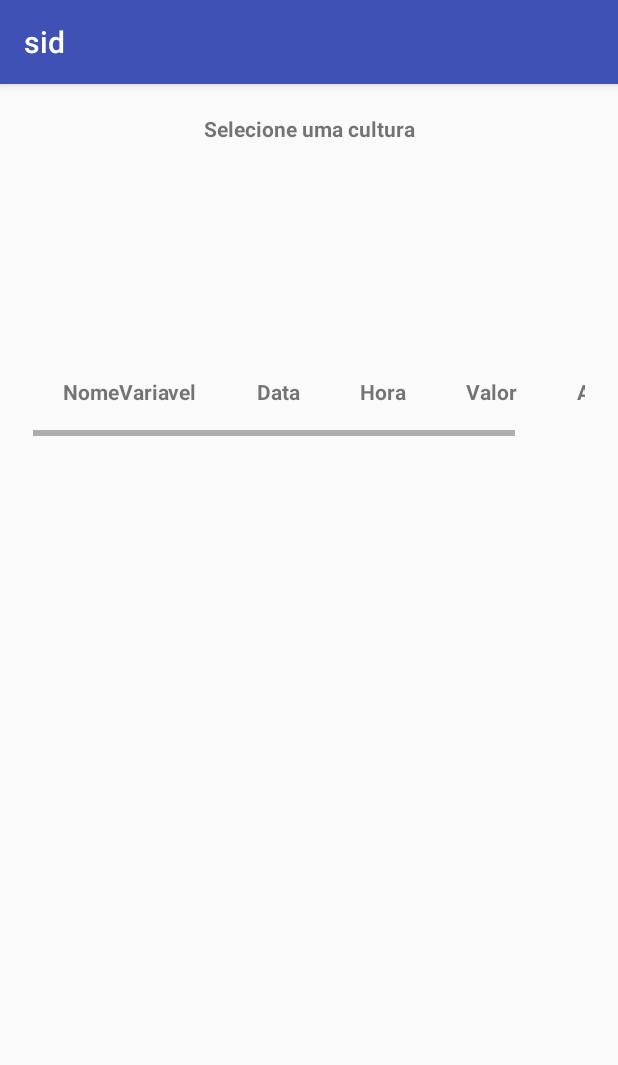
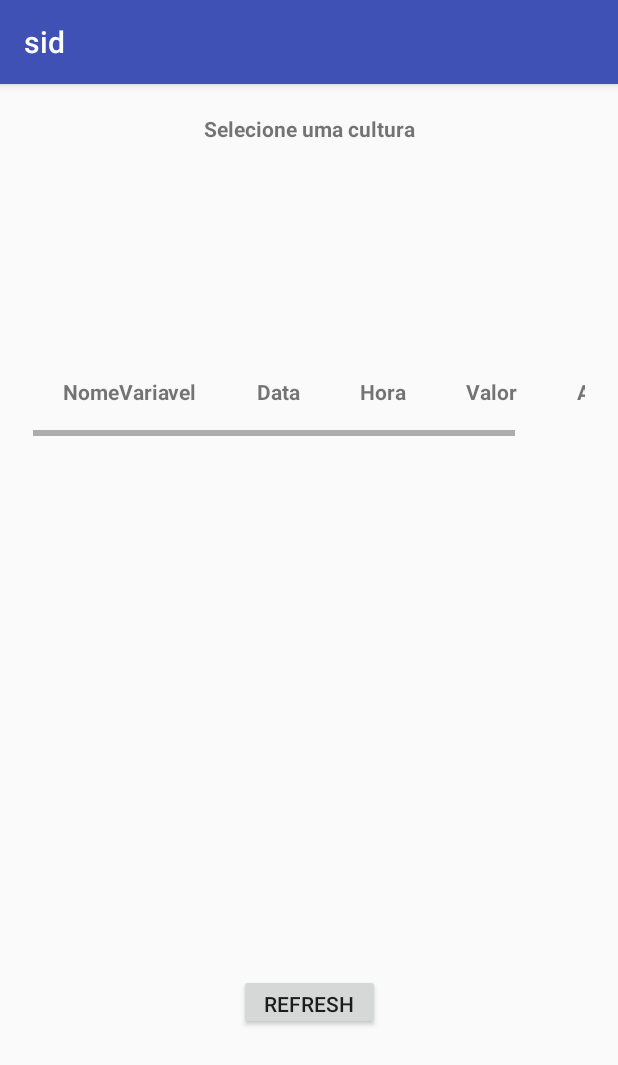
Before and after one commit to bjngs-iscteiul/android, an Android app: the AlertasActivity screen opened directly, with no data from a screen before it, on a phone screen of 412 x 824 dp. Shown: the top 1065 px of the screen. Run offline under Robolectric (Android 15) with nearby library versions, the phone set to English and light mode, and no system bars.

Commit message:
refresh button layout

```diff
--- a/app/src/main/java/inducesmile/com/sid/App/AlertasActivity.java
+++ b/app/src/main/java/inducesmile/com/sid/App/AlertasActivity.java
@@ -3,6 +3,7 @@ package inducesmile.com.sid.App;
 import android.database.Cursor;
 import android.support.v7.app.AppCompatActivity;
 import android.os.Bundle;
+import android.view.View;
 import android.widget.TableLayout;
 import android.widget.TableRow;
 import android.widget.TextView;
@@ -95,5 +96,9 @@ private int dpAsPixels(int dp){
 
 }
 
+    public void refreshAlerts(View v){
+
+    }
+
 
 }
--- a/app/src/main/res/layout/activity_alertas.xml
+++ b/app/src/main/res/layout/activity_alertas.xml
@@ -104,4 +104,16 @@
         </HorizontalScrollView>
 
     </ScrollView>
+
+    <Button
+        android:id="@+id/refresh"
+        android:layout_width="94dp"
+        android:layout_height="37dp"
+        android:onClick="refreshAlerts"
+        android:text="Refresh"
+        app:layout_constraintBottom_toBottomOf="parent"
+        app:layout_constraintEnd_toEndOf="parent"
+        app:layout_constraintStart_toStartOf="parent"
+        app:layout_constraintTop_toBottomOf="@+id/scroller"
+        app:layout_constraintVertical_bias="0.0" />
 </android.support.constraint.ConstraintLayout>
```
